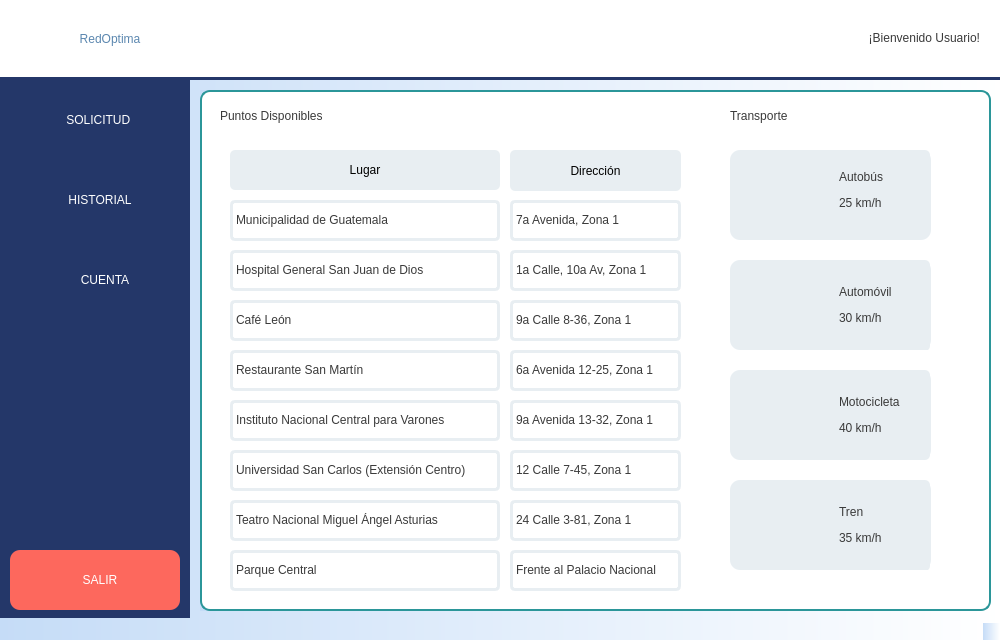
Qt form servicio_usuario.ui (Titi-xD/Prueba) before a commit.
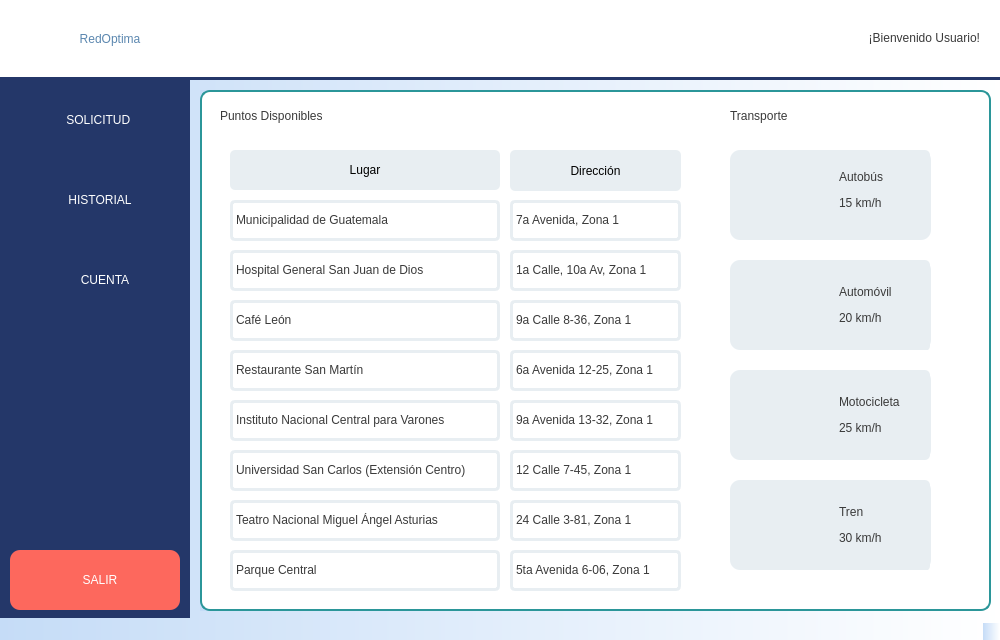
The same form after that commit. The open tabs and pages were chosen to show the change. Icons and pictures are not drawn.

What changed in the file:
```diff
--- a/servicio_usuario.ui
+++ b/servicio_usuario.ui
@@ -658,7 +658,7 @@
 border-radius: 5px;</string>
          </property>
          <property name="text">
-          <string>&lt;html&gt;&lt;head/&gt;&lt;body&gt;&lt;p&gt;Frente al Palacio Nacional&lt;/p&gt;&lt;/body&gt;&lt;/html&gt;</string>
+          <string>&lt;html&gt;&lt;head/&gt;&lt;body&gt;&lt;p&gt;5ta Avenida 6-06, Zona 1&lt;/p&gt;&lt;/body&gt;&lt;/html&gt;</string>
          </property>
         </widget>
         <widget class="QWidget" name="widget_autobus" native="true">
@@ -713,7 +713,7 @@
 border-radius: 5px;</string>
           </property>
           <property name="text">
-           <string>&lt;html&gt;&lt;head/&gt;&lt;body&gt;&lt;p&gt;Autobús&lt;/p&gt;&lt;p&gt;25 km/h&lt;/p&gt;&lt;/body&gt;&lt;/html&gt;</string>
+           <string>&lt;html&gt;&lt;head/&gt;&lt;body&gt;&lt;p&gt;Autobús&lt;/p&gt;&lt;p&gt;15 km/h&lt;/p&gt;&lt;/body&gt;&lt;/html&gt;</string>
           </property>
          </widget>
         </widget>
@@ -770,7 +770,7 @@
 border-radius: 5px;</string>
           </property>
           <property name="text">
-           <string>&lt;html&gt;&lt;head/&gt;&lt;body&gt;&lt;p&gt;Automóvil&lt;/p&gt;&lt;p&gt;30 km/h&lt;/p&gt;&lt;/body&gt;&lt;/html&gt;</string>
+           <string>&lt;html&gt;&lt;head/&gt;&lt;body&gt;&lt;p&gt;Automóvil&lt;/p&gt;&lt;p&gt;20 km/h&lt;/p&gt;&lt;/body&gt;&lt;/html&gt;</string>
           </property>
          </widget>
         </widget>
@@ -826,7 +826,7 @@
 border-radius: 5px;</string>
           </property>
           <property name="text">
-           <string>&lt;html&gt;&lt;head/&gt;&lt;body&gt;&lt;p&gt;Motocicleta&lt;/p&gt;&lt;p&gt;40 km/h&lt;/p&gt;&lt;/body&gt;&lt;/html&gt;</string>
+           <string>&lt;html&gt;&lt;head/&gt;&lt;body&gt;&lt;p&gt;Motocicleta&lt;/p&gt;&lt;p&gt;25 km/h&lt;/p&gt;&lt;/body&gt;&lt;/html&gt;</string>
           </property>
          </widget>
         </widget>
@@ -882,7 +882,7 @@
 border-radius: 5px;</string>
           </property>
           <property name="text">
-           <string>&lt;html&gt;&lt;head/&gt;&lt;body&gt;&lt;p&gt;Tren&lt;/p&gt;&lt;p&gt;35 km/h&lt;/p&gt;&lt;/body&gt;&lt;/html&gt;</string>
+           <string>&lt;html&gt;&lt;head/&gt;&lt;body&gt;&lt;p&gt;Tren&lt;/p&gt;&lt;p&gt;30 km/h&lt;/p&gt;&lt;/body&gt;&lt;/html&gt;</string>
           </property>
          </widget>
         </widget>
```
Left out of the diff: 6 changed lines with no effect on the pictures.
